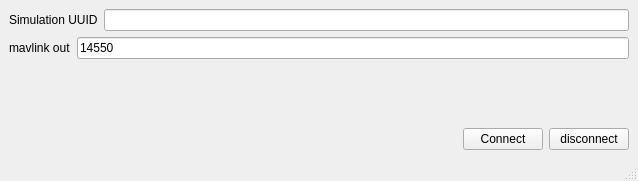
This is sim_client.ui in ericjohnson97/iq_sim_client as Qt 5 draws it before an edit. The edited form follows.
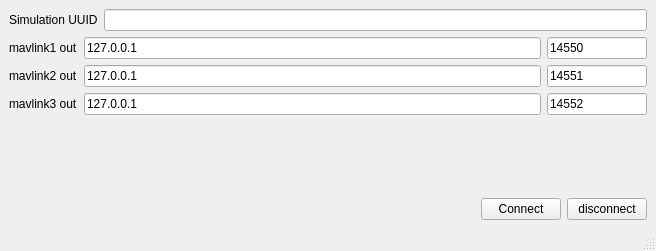
This is the edited form.

Diff of the .ui file:
```diff
--- a/sim_client.ui
+++ b/sim_client.ui
@@ -6,8 +6,8 @@
    <rect>
     <x>0</x>
     <y>0</y>
-    <width>638</width>
-    <height>181</height>
+    <width>656</width>
+    <height>251</height>
    </rect>
   </property>
   <property name="windowTitle">
@@ -34,12 +34,25 @@
       <item>
        <widget class="QLabel" name="label_2">
         <property name="text">
-         <string>mavlink out</string>
+         <string>mavlink1 out</string>
+        </property>
+       </widget>
+      </item>
+      <item>
+       <widget class="QLineEdit" name="mavlink1_ip">
+        <property name="text">
+         <string>127.0.0.1</string>
         </property>
        </widget>
       </item>
       <item>
        <widget class="QLineEdit" name="mavlink1_port_le">
+        <property name="maximumSize">
+         <size>
+          <width>100</width>
+          <height>16777215</height>
+         </size>
+        </property>
         <property name="text">
          <string>14550</string>
         </property>
@@ -47,6 +60,68 @@
       </item>
      </layout>
     </item>
+    <item>
+     <layout class="QHBoxLayout" name="horizontalLayout_4">
+      <item>
+       <widget class="QLabel" name="label_3">
+        <property name="text">
+         <string>mavlink2 out</string>
+        </property>
+       </widget>
+      </item>
+      <item>
+       <widget class="QLineEdit" name="mavlink2_ip">
+        <property name="text">
+         <string>127.0.0.1</string>
+        </property>
+       </widget>
+      </item>
+      <item>
+       <widget class="QLineEdit" name="mavlink2_port_le">
+        <property name="maximumSize">
+         <size>
+          <width>100</width>
+          <height>16777215</height>
+         </size>
+        </property>
+        <property name="text">
+         <string>14551</string>
+        </property>
+       </widget>
+      </item>
+     </layout>
+    </item>
+    <item>
+     <layout class="QHBoxLayout" name="horizontalLayout_5">
+      <item>
+       <widget class="QLabel" name="label_4">
+        <property name="text">
+         <string>mavlink3 out</string>
+        </property>
+       </widget>
+      </item>
+      <item>
+       <widget class="QLineEdit" name="mavlink3_ip">
+        <property name="text">
+         <string>127.0.0.1</string>
+        </property>
+       </widget>
+      </item>
+      <item>
+       <widget class="QLineEdit" name="mavlink3_port_le">
+        <property name="maximumSize">
+         <size>
+          <width>100</width>
+          <height>16777215</height>
+         </size>
+        </property>
+        <property name="text">
+         <string>14552</string>
+        </property>
+       </widget>
+      </item>
+     </layout>
+    </item>
     <item>
      <spacer name="verticalSpacer">
       <property name="orientation">
```
Left out of the diff: 2 changed lines with no effect on the pictures.
